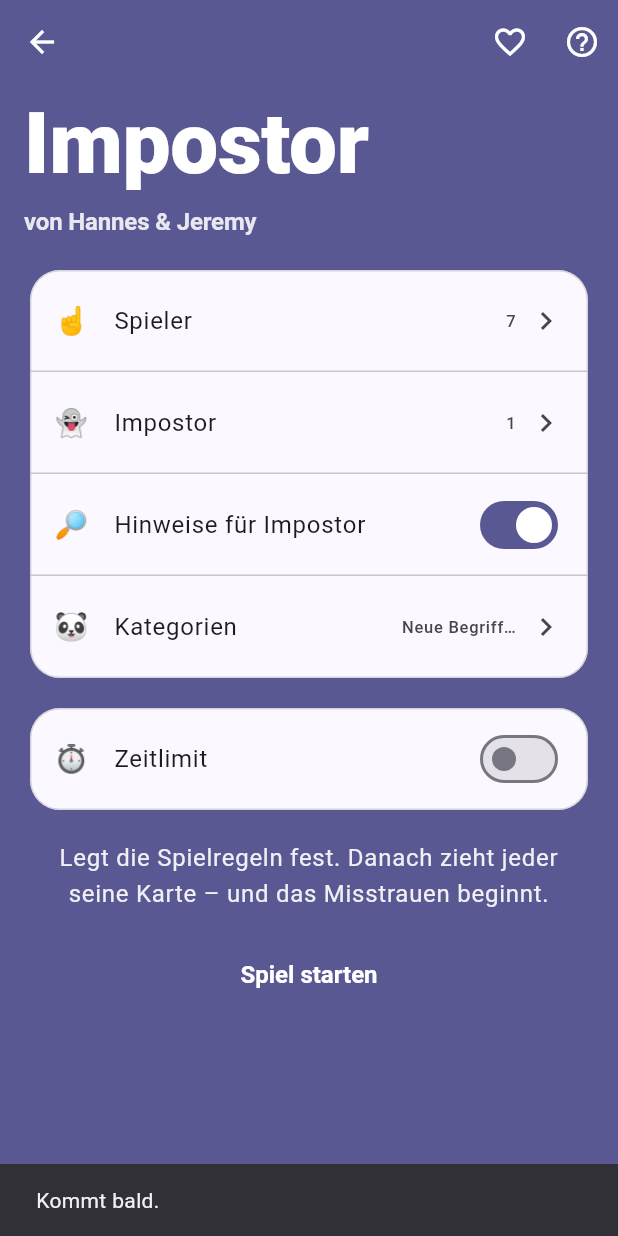
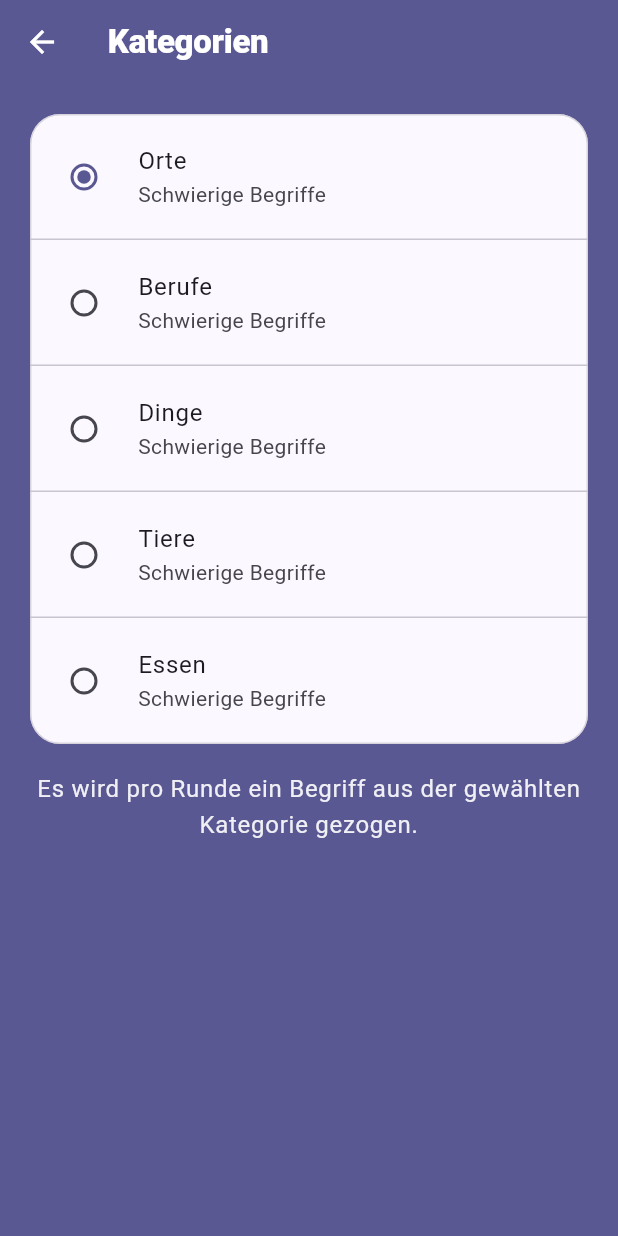
Before and after one commit to Hanno123345234/Hanno-s-website, a Flutter app: the ImpostorSetupScreen screen opened directly, after a tap on "Kategorien", on a phone screen of 412 x 824 dp. Run offline on Flutter 3.47's test engine with Material 3 defaults, Android fonts, the phone set to English and light mode, and no system bars; our stand-ins replace flutter_local_notifications, flutter_svg, flutter_timezone, image_picker, share_plus, shared_preferences and 1 more; accounts and stored records are empty.

Commit message:
Update admin key and impostor gameplay flow

```diff
--- a/lib/src/features/games/games_screen.dart
+++ b/lib/src/features/games/games_screen.dart
@@ -27,7 +27,7 @@ class _GamesScreenState extends State<GamesScreen> {
       _GameCardModel(
         id: 'impostor',
         title: 'Impostor',
-        subtitle: 'von Hannes & Jeremy',
+        subtitle: 'von Hanno',
         popular: true,
         onTap: () {
           Navigator.of(context).push(
--- /dev/null
+++ b/lib/src/features/games/impostor/category_screen.dart
@@ -0,0 +1,63 @@
+import 'package:flutter/material.dart';
+
+import 'impostor_controller.dart';
+
+class CategoryScreen extends StatelessWidget {
+  const CategoryScreen({super.key, required this.controller});
+
+  final ImpostorController controller;
+
+  @override
+  Widget build(BuildContext context) {
+    final cs = Theme.of(context).colorScheme;
+
+    return AnimatedBuilder(
+      animation: controller,
+      builder: (context, _) {
+        return Scaffold(
+          backgroundColor: cs.primary,
+          appBar: AppBar(
+            backgroundColor: Colors.transparent,
+            foregroundColor: cs.onPrimary,
+            title: const Text('Kategorien'),
+          ),
+          body: SafeArea(
+            child: ListView(
+              padding: const EdgeInsets.fromLTRB(16, 16, 16, 16),
+              children: [
+                Card(
+                  color: cs.surface,
+                  child: Column(
+                    children: [
+                      for (var i = 0; i < controller.categories.length; i++) ...[
+                        RadioListTile<String>(
+                          value: controller.categories[i],
+                          groupValue: controller.selectedCategory,
+                          title: Text(controller.categories[i]),
+                          subtitle: const Text('Schwierige Begriffe'),
+                          onChanged: (v) {
+                            if (v == null) return;
+                            controller.setCategory(v);
+                          },
+                        ),
+                        if (i != controller.categories.length - 1) const Divider(height: 0),
+                      ],
+                    ],
+                  ),
+                ),
+                const SizedBox(height: 14),
+                Text(
+                  'Es wird pro Runde ein Begriff aus der gewählten Kategorie gezogen.',
+                  textAlign: TextAlign.center,
+                  style: Theme.of(context).textTheme.bodyLarge?.copyWith(
+                        color: cs.onPrimary.withAlpha(230),
+                      ),
+                ),
+              ],
+            ),
+          ),
+        );
+      },
+    );
+  }
+}
--- a/lib/src/features/games/impostor/impostor_controller.dart
+++ b/lib/src/features/games/impostor/impostor_controller.dart
@@ -1,6 +1,49 @@
 import 'dart:math';
 
 import 'package:flutter/foundation.dart';
+
+const Map<String, List<String>> _categoryWords = {
+  'Orte': <String>[
+    'Quarantänestation',
+    'Leuchtturmspitze',
+    'Unterwasserhöhle',
+    'Raumstation',
+    'Vulkaninsel',
+    'Gletscherplateau',
+  ],
+  'Berufe': <String>[
+    'Forensiker',
+    'Pilotin',
+    'Neurochirurg',
+    'Astronautin',
+    'Archäologe',
+    'Tiefseetaucherin',
+  ],
+  'Dinge': <String>[
+    'Seismograf',
+    'Mikroskop',
+    'Satellitenschüssel',
+    'Schweißgerät',
+    'Hologrammprojektor',
+    'Nachtkamera',
+  ],
+  'Tiere': <String>[
+    'Axolotl',
+    'Schneeleopard',
+    'Manta-Rochen',
+    'Komodowaran',
+    'Kolibri',
+    'Oktopus',
+  ],
+  'Essen': <String>[
+    'Crème brûlée',
+    'Risotto',
+    'Tiramisu',
+    'Paella',
+    'Ramen',
+    'Gnocchi',
+  ],
+};
 
 class ImpostorController extends ChangeNotifier {
   ImpostorController({
@@ -22,6 +65,7 @@ class ImpostorController extends ChangeNotifier {
   int _impostorCount = 1;
   bool _showHints = true;
   bool _timeLimitEnabled = false;
+  String _selectedCategory = _categoryWords.keys.first;
 
   List<ImpostorCard>? _sessionCards;
 
@@ -29,6 +73,8 @@ class ImpostorController extends ChangeNotifier {
   int get impostorCount => _impostorCount;
   bool get showHints => _showHints;
   bool get timeLimitEnabled => _timeLimitEnabled;
+  List<String> get categories => List<String>.unmodifiable(_categoryWords.keys.toList());
+  String get selectedCategory => _selectedCategory;
 
   int get maxImpostors {
     if (_players.length < 3) return 1;
@@ -56,6 +102,13 @@ class ImpostorController extends ChangeNotifier {
     notifyListeners();
   }
 
+  void setCategory(String category) {
+    if (!_categoryWords.containsKey(category)) return;
+    if (category == _selectedCategory) return;
+    _selectedCategory = category;
+    notifyListeners();
+  }
+
   void addPlayer(String name) {
     final trimmed = name.trim();
     if (trimmed.isEmpty) return;
@@ -80,15 +133,7 @@ class ImpostorController extends ChangeNotifier {
 
     final impostorIndices = indices.take(_impostorCount).toSet();
 
-    // Placeholder word list (no external/copyrighted content).
-    const words = <String>[
-      'Chill Guy',
-      'Pizza',
-      'Strand',
-      'Kaffee',
-      'Mond',
-      'Buch',
-    ];
+    final words = _categoryWords[_selectedCategory] ?? const <String>['Begriff'];
     final word = words[rng.nextInt(words.length)];
 
     _sessionCards = List<ImpostorCard>.generate(_players.length, (i) {
@@ -97,6 +142,7 @@ class ImpostorController extends ChangeNotifier {
         playerName: _players[i],
         isImpostor: isImpostor,
         word: isImpostor ? null : word,
+        category: _selectedCategory,
       );
     });
 
@@ -116,9 +162,11 @@ class ImpostorCard {
     required this.playerName,
     required this.isImpostor,
     required this.word,
+    required this.category,
   });
 
   final String playerName;
   final bool isImpostor;
   final String? word;
+  final String category;
 }
--- a/lib/src/features/games/impostor/impostor_setup_screen.dart
+++ b/lib/src/features/games/impostor/impostor_setup_screen.dart
@@ -1,5 +1,6 @@
 import 'package:flutter/material.dart';
 
+import 'category_screen.dart';
 import 'card_reveal_screen.dart';
 import 'impostor_controller.dart';
 import 'impostor_count_screen.dart';
@@ -72,7 +73,7 @@ class _ImpostorSetupScreenState extends State<ImpostorSetupScreen> {
                 ),
                 const SizedBox(height: 8),
                 Text(
-                  'von Hannes & Jeremy',
+                  'von Hanno',
                   style: theme.textTheme.titleMedium?.copyWith(
                     color: cs.onPrimary.withAlpha(220),
                   ),
@@ -143,7 +144,7 @@ class _ImpostorSetupScreenState extends State<ImpostorSetupScreen> {
                           mainAxisSize: MainAxisSize.min,
                           children: [
                             Text(
-                              'Neue Begriff…',
+                              _controller.selectedCategory,
                               style: TextStyle(color: cs.onSurfaceVariant),
                             ),
                             const SizedBox(width: 8),
@@ -151,8 +152,10 @@ class _ImpostorSetupScreenState extends State<ImpostorSetupScreen> {
                           ],
                         ),
                         onTap: () {
-                          ScaffoldMessenger.of(context).showSnackBar(
-                            const SnackBar(content: Text('Kommt bald.')),
+                          Navigator.of(context).push(
+                            MaterialPageRoute(
+                              builder: (_) => CategoryScreen(controller: _controller),
+                            ),
                           );
                         },
                       ),
```
Also changed, not shown: lib/src/features/games/impostor/card_reveal_screen.dart (+177 -4 lines), 2 other files.
